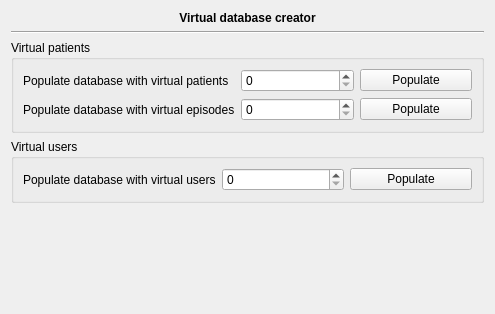
FreeHealth/freehealth, file plugins/fmfmainwindowplugin/virtualbasepage.ui: the form before one commit.
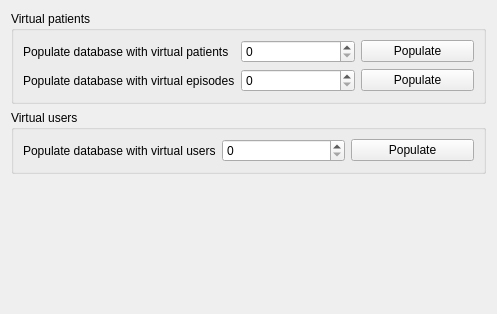
The form after the commit.

Patch:
```diff
--- a/plugins/fmfmainwindowplugin/virtualbasepage.ui
+++ b/plugins/fmfmainwindowplugin/virtualbasepage.ui
@@ -6,7 +6,7 @@
    <rect>
     <x>0</x>
     <y>0</y>
-    <width>495</width>
+    <width>497</width>
     <height>314</height>
    </rect>
   </property>
@@ -15,29 +15,6 @@
   </property>
   <layout class="QGridLayout" name="gridLayout_3">
    <item row="0" column="0" colspan="2">
-    <widget class="QLabel" name="label">
-     <property name="font">
-      <font>
-       <weight>75</weight>
-       <bold>true</bold>
-      </font>
-     </property>
-     <property name="text">
-      <string>Virtual database creator</string>
-     </property>
-     <property name="alignment">
-      <set>Qt::AlignCenter</set>
-     </property>
-    </widget>
-   </item>
-   <item row="1" column="0" colspan="2">
-    <widget class="Line" name="line">
-     <property name="orientation">
-      <enum>Qt::Horizontal</enum>
-     </property>
-    </widget>
-   </item>
-   <item row="2" column="0" colspan="2">
     <widget class="QGroupBox" name="groupBox">
      <property name="title">
       <string>Virtual patients</string>
@@ -87,7 +64,7 @@
      </layout>
     </widget>
    </item>
-   <item row="3" column="0" colspan="2">
+   <item row="1" column="0" colspan="2">
     <widget class="QGroupBox" name="groupBox_2">
      <property name="title">
       <string>Virtual users</string>
@@ -120,7 +97,7 @@
      </layout>
     </widget>
    </item>
-   <item row="4" column="1">
+   <item row="2" column="1">
     <spacer name="verticalSpacer">
      <property name="orientation">
       <enum>Qt::Vertical</enum>
```
